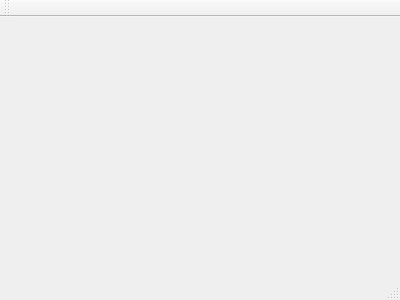
Qt form mainwindow.ui (ShaneOberloier/Lightning) before a commit.
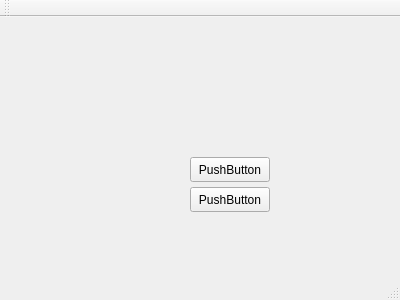
The same form after that commit.

```diff
--- a/mainwindow.ui
+++ b/mainwindow.ui
@@ -12,13 +12,55 @@
   <property name="windowTitle" >
    <string>MainWindow</string>
   </property>
-  <widget class="QMenuBar" name="menuBar" />
-  <widget class="QToolBar" name="mainToolBar" />
-  <widget class="QWidget" name="centralWidget" />
-  <widget class="QStatusBar" name="statusBar" />
+  <widget class="QWidget" name="centralWidget">
+   <widget class="QPushButton" name="pbTest">
+    <property name="geometry">
+     <rect>
+      <x>190</x>
+      <y>140</y>
+      <width>80</width>
+      <height>25</height>
+     </rect>
+    </property>
+    <property name="text">
+     <string>PushButton</string>
+    </property>
+   </widget>
+   <widget class="QPushButton" name="pbTest2">
+    <property name="geometry">
+     <rect>
+      <x>190</x>
+      <y>170</y>
+      <width>80</width>
+      <height>25</height>
+     </rect>
+    </property>
+    <property name="text">
+     <string>PushButton</string>
+    </property>
+   </widget>
+  </widget>
+  <widget class="QMenuBar" name="menuBar">
+   <property name="geometry">
+    <rect>
+     <x>0</x>
+     <y>0</y>
+     <width>400</width>
+     <height>22</height>
+    </rect>
+   </property>
+  </widget>
+  <widget class="QToolBar" name="mainToolBar">
+   <attribute name="toolBarArea">
+    <enum>TopToolBarArea</enum>
+   </attribute>
+   <attribute name="toolBarBreak">
+    <bool>false</bool>
+   </attribute>
+  </widget>
+  <widget class="QStatusBar" name="statusBar"/>
  </widget>
- <layoutDefault spacing="6" margin="11" />
- <pixmapfunction></pixmapfunction>
+ <layoutdefault spacing="6" margin="11"/>
  <resources/>
  <connections/>
 </ui>
```
Left out of the diff: 7 changed lines with no effect on the pictures.
